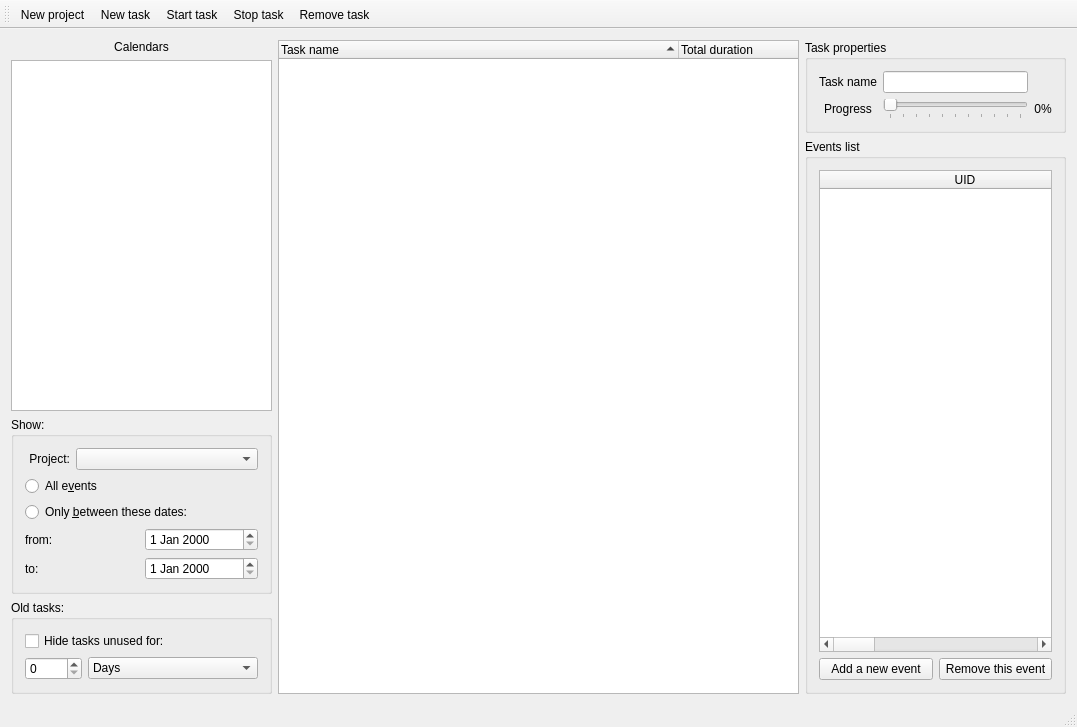
Before: the Qt Designer form mainwindow.ui in pyridiss/Sablier, drawn with Qt 5.
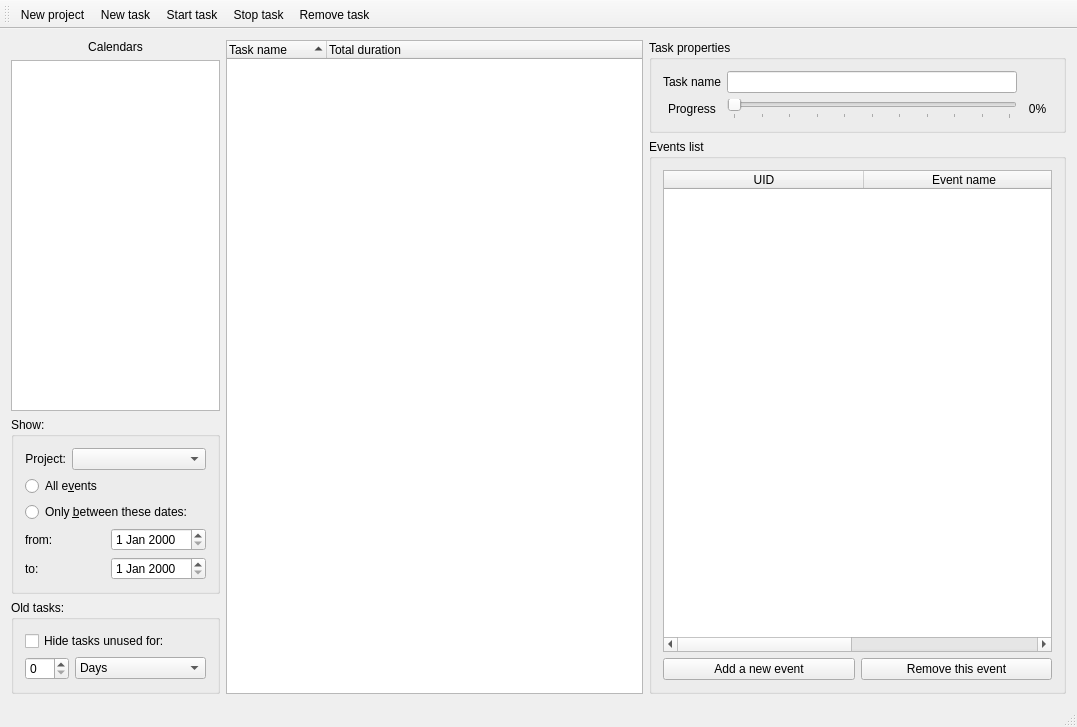
After: the same form once the commit is applied. Icons and pictures are not drawn.

```diff
--- a/mainwindow.ui
+++ b/mainwindow.ui
@@ -14,7 +14,7 @@
    <string>MainWindow</string>
   </property>
   <widget class="QWidget" name="centralWidget">
-   <layout class="QHBoxLayout" name="horizontalLayout" stretch="1,2,1">
+   <layout class="QHBoxLayout" name="horizontalLayout" stretch="1,2,2">
     <item>
      <layout class="QVBoxLayout" name="verticalLayout">
       <item>
@@ -148,9 +148,6 @@
       <property name="columnCount">
        <number>2</number>
       </property>
-      <attribute name="headerDefaultSectionSize">
-       <number>400</number>
-      </attribute>
       <attribute name="headerShowSortIndicator" stdset="0">
        <bool>true</bool>
       </attribute>
@@ -245,7 +242,7 @@
             <enum>QAbstractItemView::ScrollPerPixel</enum>
            </property>
            <attribute name="horizontalHeaderDefaultSectionSize">
-            <number>290</number>
+            <number>200</number>
            </attribute>
            <attribute name="horizontalHeaderStretchLastSection">
             <bool>true</bool>
```
Left out of the diff: 15 changed lines with no effect on the pictures.
